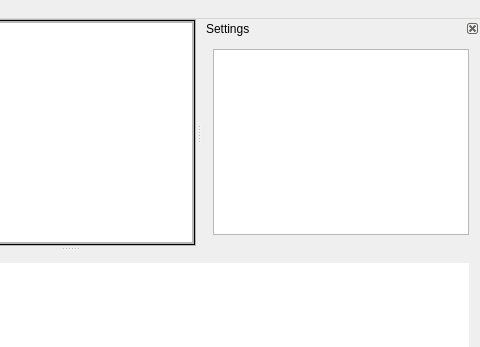
Before: the Qt Designer form IbTradeQt/MainSystem/ibtradesystemview.ui in CloseToAlgoTrading/IbTradeQtDev, drawn with Qt 5; both pictures show x 415 to 895 and y 0 to 347 of the 895 by 488 pixel window.
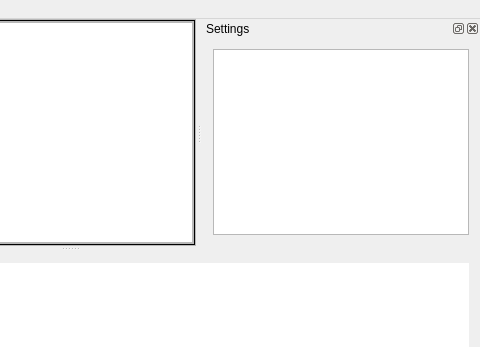
After: the same form once the commit is applied. Icons and pictures are not drawn.

```diff
--- a/IbTradeQt/MainSystem/ibtradesystemview.ui
+++ b/IbTradeQt/MainSystem/ibtradesystemview.ui
@@ -213,14 +213,8 @@
    </widget>
   </widget>
   <widget class="QDockWidget" name="dockWidget_Settings">
-   <property name="maximumSize">
-    <size>
-     <width>350</width>
-     <height>524287</height>
-    </size>
-   </property>
    <property name="features">
-    <set>QDockWidget::DockWidgetClosable|QDockWidget::DockWidgetMovable</set>
+    <set>QDockWidget::DockWidgetClosable|QDockWidget::DockWidgetMovable|QDockWidget::DockWidgetFloatable</set>
    </property>
    <property name="allowedAreas">
     <set>Qt::LeftDockWidgetArea|Qt::RightDockWidgetArea</set>
```
Left out of the diff: 2 changed lines with no effect on the pictures.
